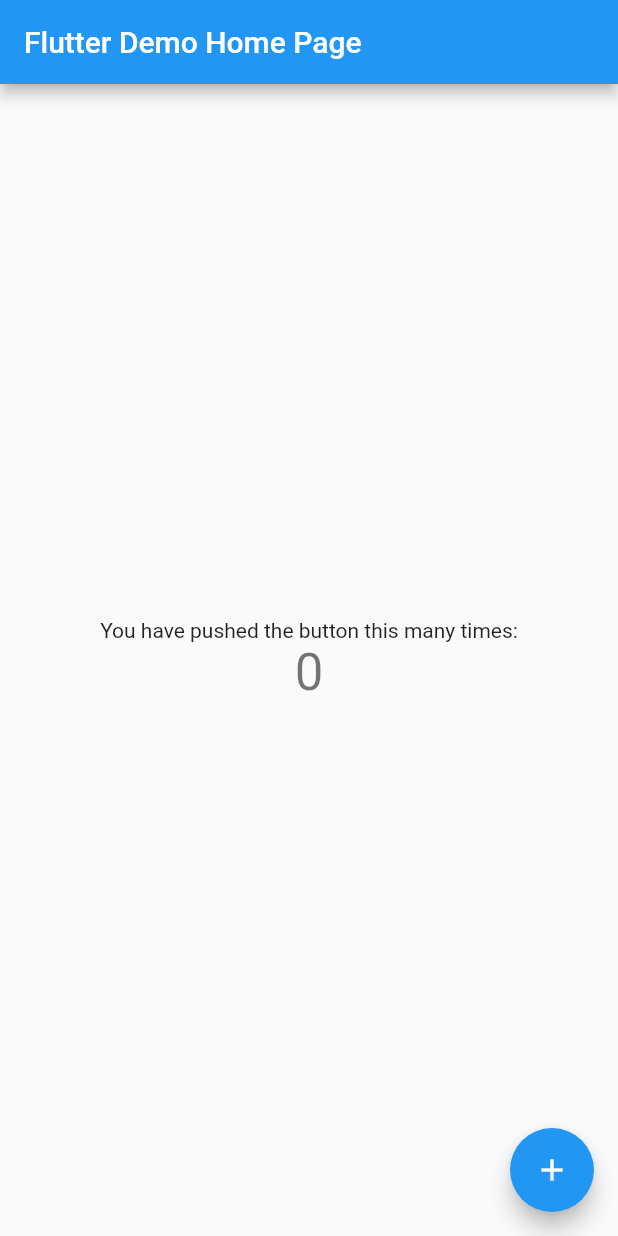
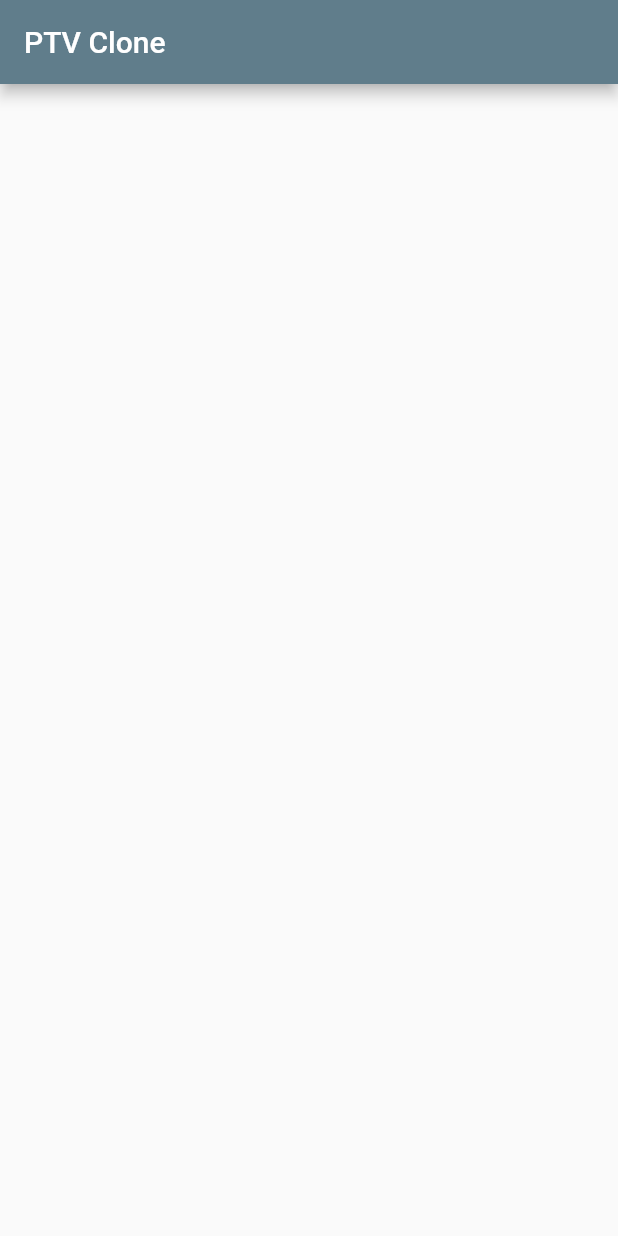
Before and after one commit to adventures-in/ptv_clone, a Flutter app: the screen it shows after launch, on a phone screen of 412 x 824 dp. Run offline on Flutter 3.47's test engine with Material 2 defaults, Android fonts, the phone set to English and light mode, and no system bars; missing offline and left inert: ptv_api_client.

Commit message:
Clean up and document
- added notes on API credentials to README
- cleaned up pubspec, service and main files

```diff
--- a/lib/main.dart
+++ b/lib/main.dart
@@ -1,5 +1,7 @@
 import 'package:flutter/material.dart';
+import 'package:ptv_api_client/api.dart';
 import 'package:ptv_clone/services/api_service.dart';
+import 'package:ptv_clone/utilities/credentials.dart';
 
 void main() => runApp(MyApp());
 
@@ -7,11 +9,11 @@ class MyApp extends StatelessWidget {
   @override
   Widget build(BuildContext context) {
     return MaterialApp(
-      title: 'Flutter Demo',
+      title: 'PTV Clone',
       theme: ThemeData(
-        primarySwatch: Colors.blue,
+        primarySwatch: Colors.blueGrey,
       ),
-      home: MyHomePage(title: 'Flutter Demo Home Page'),
+      home: MyHomePage(title: 'PTV Clone'),
     );
   }
 }
@@ -26,19 +28,12 @@ class MyHomePage extends StatefulWidget {
 }
 
 class _MyHomePageState extends State<MyHomePage> {
-  int _counter = 0;
-
   @override
   void initState() {
     super.initState();
+    defaultApiClient.setCredentials(credentials['key'], credentials['uid']);
     final ApiService service = ApiService();
     service.getDisruptions().then(print);
-  }
-
-  void _incrementCounter() {
-    setState(() {
-      _counter++;
-    });
   }
 
   @override
@@ -50,21 +45,8 @@ class _MyHomePageState extends State<MyHomePage> {
       body: Center(
         child: Column(
           mainAxisAlignment: MainAxisAlignment.center,
-          children: <Widget>[
-            Text(
-              'You have pushed the button this many times:',
-            ),
-            Text(
-              '$_counter',
-              style: Theme.of(context).textTheme.display1,
-            ),
-          ],
+          children: <Widget>[],
         ),
-      ),
-      floatingActionButton: FloatingActionButton(
-        onPressed: _incrementCounter,
-        tooltip: 'Increment',
-        child: Icon(Icons.add),
       ),
     );
   }
--- a/pubspec.yaml
+++ b/pubspec.yaml
@@ -9,9 +9,8 @@ environment:
 dependencies:
   flutter:
     sdk: flutter
-  swagger:
-    # git: https://github.com/nickmeinhold/ptv_api_client.git
-    path: /Users/nick/git/open_source/ptv_api_client
+  ptv_api_client:
+    git: https://github.com/nickmeinhold/ptv_api_client.git
 
 dev_dependencies:
   flutter_test:
```
Also changed, not shown: lib/services/api_service.dart (+2 -46 lines), pubspec.lock, 1 other file.
